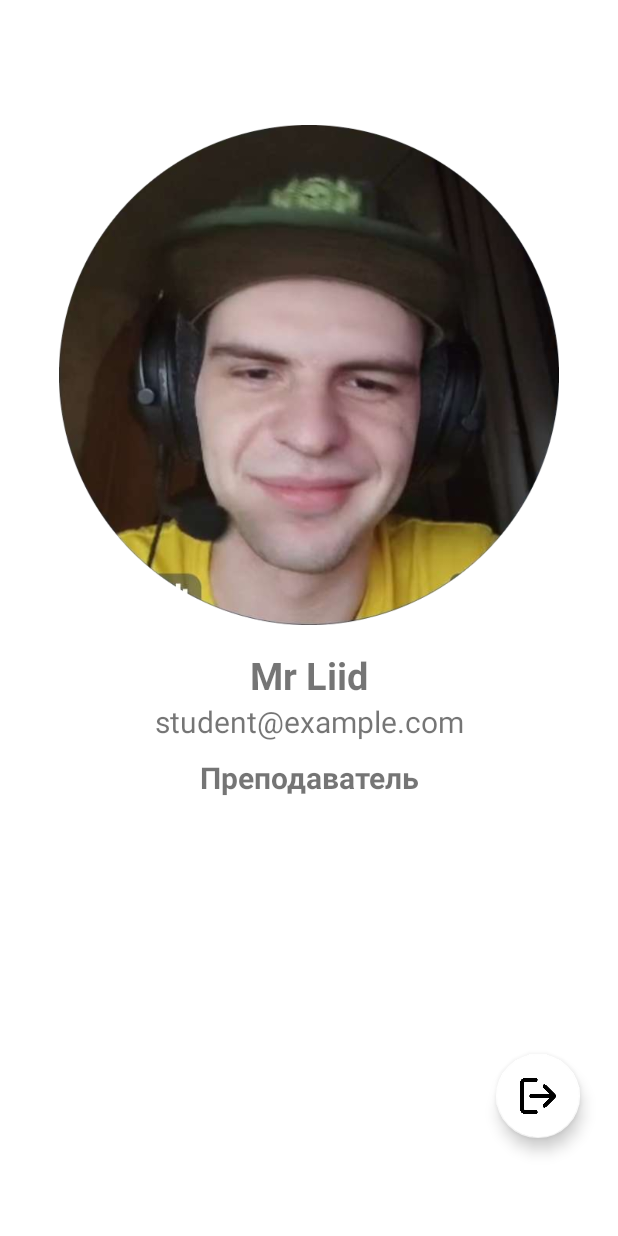
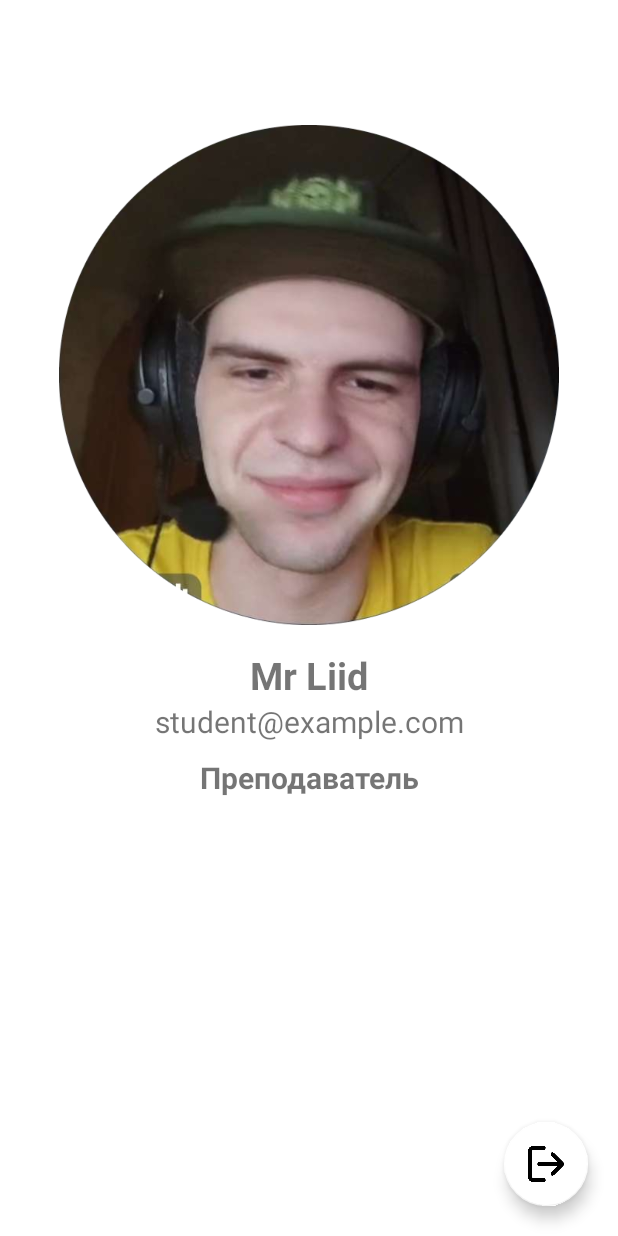
Before and after one commit to DarkLordikss/dekanat_keys, an Android app: the layout fragment_profile.xml on its own in the app's theme, with its tools: preview values and no code run, on a phone screen of 412 x 824 dp. Run offline under Robolectric (Android 15) with nearby library versions, the phone set to English and light mode, and no system bars.

Commit message:
Логика для профиля показа профиля пользователя и выхода с аккаунта

```diff
--- a/mobile/app/src/main/java/com/liid/dekanatkeys/activities/MainActivity.kt
+++ b/mobile/app/src/main/java/com/liid/dekanatkeys/activities/MainActivity.kt
@@ -51,6 +51,8 @@ class MainActivity : AppCompatActivity() {
                 {
                     val editor = preferences.edit()
                     editor.putString(getString(R.string.roleName), userProfile.role)
+                    editor.putString("name", userProfile.name)
+                    editor.putString("email", userProfile.email)
                     editor.apply()
                 }
             },
@@ -62,4 +64,6 @@ class MainActivity : AppCompatActivity() {
         ))
     }
 
+
+
 }
--- a/mobile/app/src/main/java/com/liid/dekanatkeys/models/ApiService.kt
+++ b/mobile/app/src/main/java/com/liid/dekanatkeys/models/ApiService.kt
@@ -2,6 +2,7 @@ package com.liid.dekanatkeys.models
 
 import com.liid.dekanatkeys.models.user.LoginRequest
 import com.liid.dekanatkeys.models.user.LoginResponse
+import com.liid.dekanatkeys.models.user.LogoutResponse
 import com.liid.dekanatkeys.models.user.RegistrationRequest
 import com.liid.dekanatkeys.models.user.RegistrationResponse
 import com.liid.dekanatkeys.models.user.UserProfile
@@ -19,6 +20,8 @@ interface ApiService {
     fun loginUser(@Body request: LoginRequest): Call<LoginResponse>
     @POST("user/register/")
     fun registrationUser(@Body request: RegistrationRequest): Call<RegistrationResponse>
+    @POST("user/logout/")
+    fun logoutUser(@Header("Authorization") token: String): Call<LogoutResponse>
     @GET("user/")
     fun fetchUserProfile(@Header("Authorization") token: String): Call<UserProfile>
     @GET("building/get-all-buildings")
--- /dev/null
+++ b/mobile/app/src/main/java/com/liid/dekanatkeys/models/user/LogoutResponse.kt
@@ -0,0 +1,6 @@
+package com.liid.dekanatkeys.models.user
+
+import com.google.gson.annotations.SerializedName
+
+class LogoutResponse(@SerializedName("message") val uuid: String) {
+}
--- a/mobile/app/src/main/res/layout/fragment_profile.xml
+++ b/mobile/app/src/main/res/layout/fragment_profile.xml
@@ -56,11 +56,11 @@
         app:layout_constraintTop_toBottomOf="@+id/emailView" />
 
     <com.google.android.material.floatingactionbutton.FloatingActionButton
-        android:id="@+id/floatingActionButton"
+        android:id="@+id/logoutButton"
         android:layout_width="wrap_content"
         android:layout_height="wrap_content"
-        android:layout_marginEnd="25dp"
-        android:layout_marginBottom="65dp"
+        android:layout_marginEnd="20dp"
+        android:layout_marginBottom="20dp"
         android:clickable="true"
         android:src="@drawable/logout"
         app:backgroundTint="@color/white"
```
Also changed, not shown: mobile/app/src/main/java/com/liid/dekanatkeys/activities/ui/profile/ProfileFragment.kt (+37 -16 lines), mobile/app/src/main/res/layout/activity_main.xml (line endings or trailing spaces).
